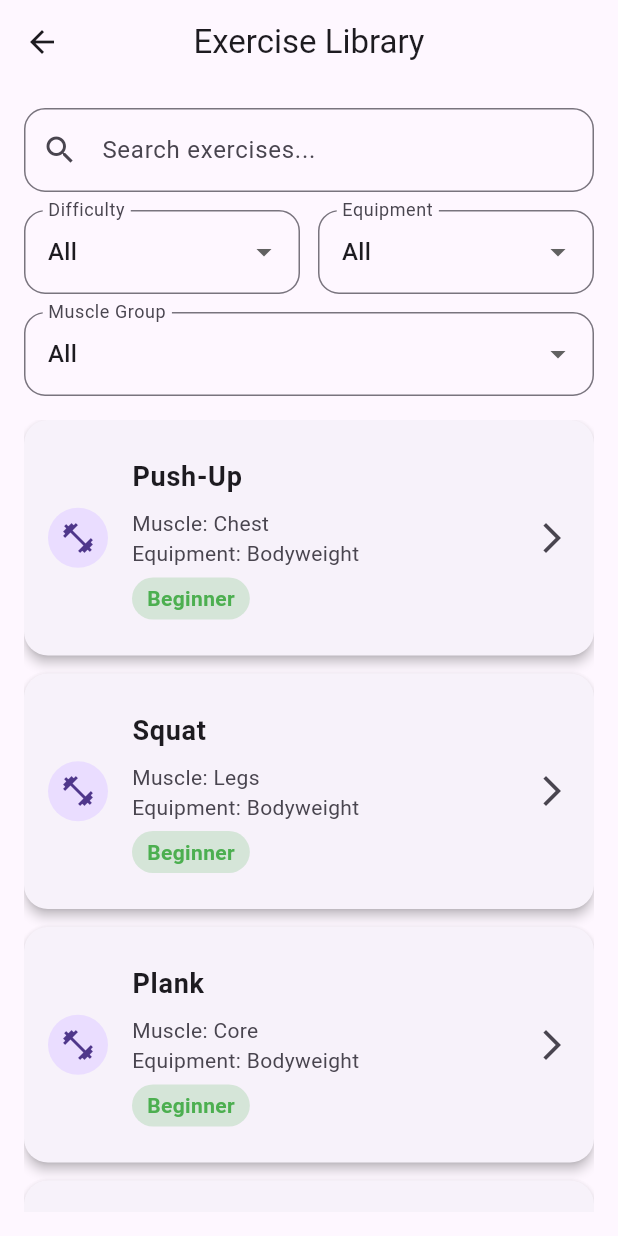
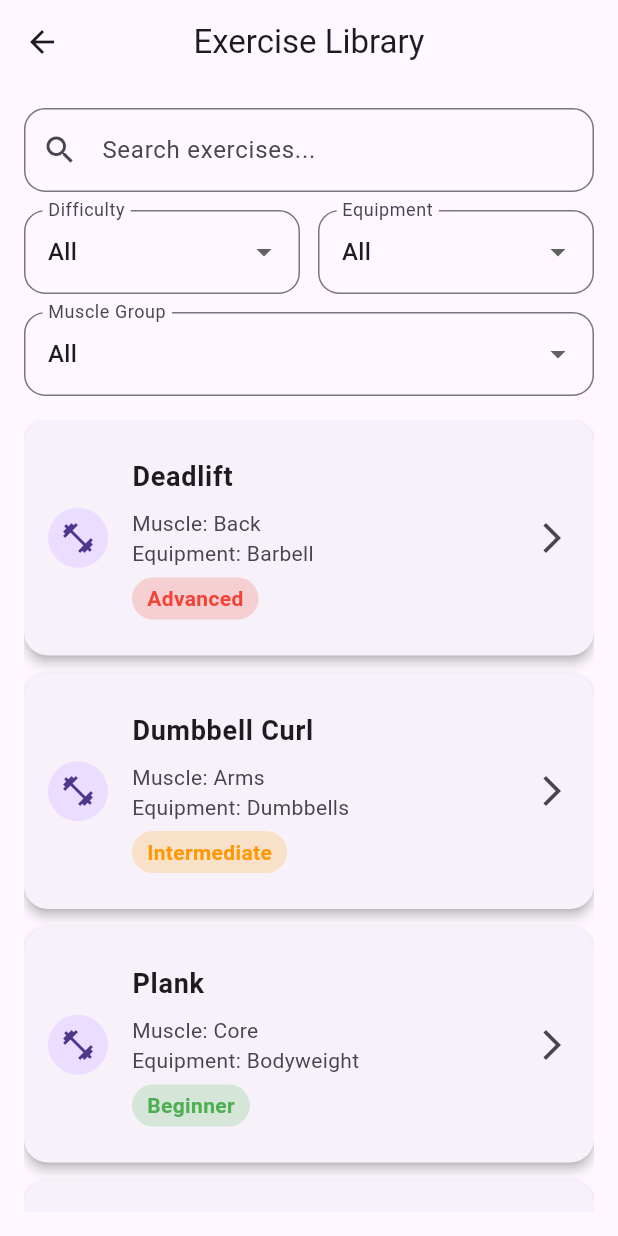
Before and after one commit to boizura/FitDuo, a Flutter app: the screen it shows after launch, after a tap on "📚 Exercises", on a phone screen of 412 x 824 dp. Run offline on Flutter 3.47's test engine with Material 3 defaults, Android fonts, the light colour scheme and no system bars; our stand-ins replace sqflite; accounts and stored records are empty.

Commit message:
Add exercise library screen with filters and sqlite tools

```diff
--- a/lib/screens/exercise_detail_screen.dart
+++ b/lib/screens/exercise_detail_screen.dart
@@ -14,7 +14,7 @@ class ExerciseDetailScreen extends StatelessWidget {
     required this.equipment,
   });
 
-  // Colors for difficulty levela
+  // Colors for difficulty levels
   Color _difficultyColor(String difficulty) {
     switch (difficulty) {
       case 'Beginner':
--- a/lib/screens/exercise_library_screen.dart
+++ b/lib/screens/exercise_library_screen.dart
@@ -1,70 +1,54 @@
 import 'package:flutter/material.dart';
+import 'package:fitduo/models/exercise.dart';
+import 'package:fitduo/repositories/exercises_repo.dart';
 import 'package:fitduo/screens/exercise_detail_screen.dart';
 
 class ExerciseLibraryScreen extends StatefulWidget {
   const ExerciseLibraryScreen({super.key});
 
   @override
-  State<ExerciseLibraryScreen> createState() =>
-      _ExerciseLibraryScreenState();
+  State<ExerciseLibraryScreen> createState() => _ExerciseLibraryScreenState();
 }
 
 class _ExerciseLibraryScreenState extends State<ExerciseLibraryScreen> {
   final TextEditingController _searchController = TextEditingController();
+  final ExercisesRepo _repo = ExercisesRepo();
+
+  List<Exercise> exercises = [];
+  bool isLoading = true;
 
   String searchText = '';
   String selectedDifficulty = 'All';
   String selectedEquipment = 'All';
   String selectedMuscle = 'All';
 
-  final List<Map<String, String>> exercises = [
-    {
-      'name': 'Push-Up',
-      'muscle': 'Chest',
-      'difficulty': 'Beginner',
-      'equipment': 'Bodyweight',
-    },
-    {
-      'name': 'Squat',
-      'muscle': 'Legs',
-      'difficulty': 'Beginner',
-      'equipment': 'Bodyweight',
-    },
-    {
-      'name': 'Plank',
-      'muscle': 'Core',
-      'difficulty': 'Beginner',
-      'equipment': 'Bodyweight',
-    },
-    {
-      'name': 'Dumbbell Curl',
-      'muscle': 'Arms',
-      'difficulty': 'Intermediate',
-      'equipment': 'Dumbbells',
-    },
-    {
-      'name': 'Deadlift',
-      'muscle': 'Back',
-      'difficulty': 'Advanced',
-      'equipment': 'Barbell',
-    },
-  ];
+  @override
+  void initState() {
+    super.initState();
+    _loadExercises();
+  }
+
+  Future<void> _loadExercises() async {
+    final data = await _repo.getExercises();
+    setState(() {
+      exercises = data;
+      isLoading = false;
+    });
+  }
 
   // Filtering logic (search, difficulty, equipment and muscle group)
-  List<Map<String, String>> get filteredExercises {
+  List<Exercise> get filteredExercises {
     return exercises.where((exercise) {
-      final matchesSearch = exercise['name']!
-          .toLowerCase()
-          .contains(searchText.toLowerCase());
+      final matchesSearch = exercise.name.toLowerCase().contains(searchText.toLowerCase());
 
       final matchesDifficulty = selectedDifficulty == 'All' ||
-          exercise['difficulty'] == selectedDifficulty;
+          exercise.difficulty == selectedDifficulty;
 
       final matchesEquipment = selectedEquipment == 'All' ||
-          exercise['equipment'] == selectedEquipment;
+          exercise.equipment == selectedEquipment;
 
       final matchesMuscle = selectedMuscle == 'All' ||
-          exercise['muscle'] == selectedMuscle;
+          exercise.muscle == selectedMuscle;
       return matchesSearch && matchesDifficulty && matchesEquipment && matchesMuscle;
     }).toList();
   }
@@ -235,7 +219,7 @@ class _ExerciseLibraryScreenState extends State<ExerciseLibraryScreen> {
                               child: Icon(Icons.fitness_center),
                             ),
                             title: Text(
-                              exercise['name']!,
+                              exercise.name,
                               style: const TextStyle(
                                 fontWeight: FontWeight.bold,
                                 fontSize: 18,
@@ -247,9 +231,8 @@ class _ExerciseLibraryScreenState extends State<ExerciseLibraryScreen> {
                                 crossAxisAlignment:
                                     CrossAxisAlignment.start,
                                 children: [
-                                  Text('Muscle: ${exercise['muscle']}'),
-                                  Text(
-                                      'Equipment: ${exercise['equipment']}'),
+                                  Text('Muscle: ${exercise.muscle}'),
+                                  Text('Equipment: ${exercise.equipment}'),
 
                                   const SizedBox(height: 6),
 
@@ -259,16 +242,16 @@ class _ExerciseLibraryScreenState extends State<ExerciseLibraryScreen> {
                                         horizontal: 10, vertical: 4),
                                     decoration: BoxDecoration(
                                       color: _difficultyColor(
-                                              exercise['difficulty']!)
+                                              exercise.difficulty)
                                           .withOpacity(0.2),
                                       borderRadius:
                                           BorderRadius.circular(20),
                                     ),
                                     child: Text(
-                                      exercise['difficulty']!,
+                                      exercise.difficulty,
                                       style: TextStyle(
                                         color: _difficultyColor(
-                                            exercise['difficulty']!),
+                                            exercise.difficulty),
                                         fontWeight: FontWeight.bold,
                                       ),
                                     ),
@@ -283,10 +266,10 @@ class _ExerciseLibraryScreenState extends State<ExerciseLibraryScreen> {
                                 context,
                                 MaterialPageRoute(
                                   builder: (context) => ExerciseDetailScreen(
-                                    name: exercise['name']!,
-                                    muscle: exercise['muscle']!,
-                                    difficulty: exercise['difficulty']!,
-                                    equipment: exercise['equipment']!,
+                                    name: exercise.name,
+                                    muscle: exercise.muscle,
+                                    difficulty: exercise.difficulty,
+                                    equipment: exercise.equipment,
                                   ),
                                 ),
                               );
```
